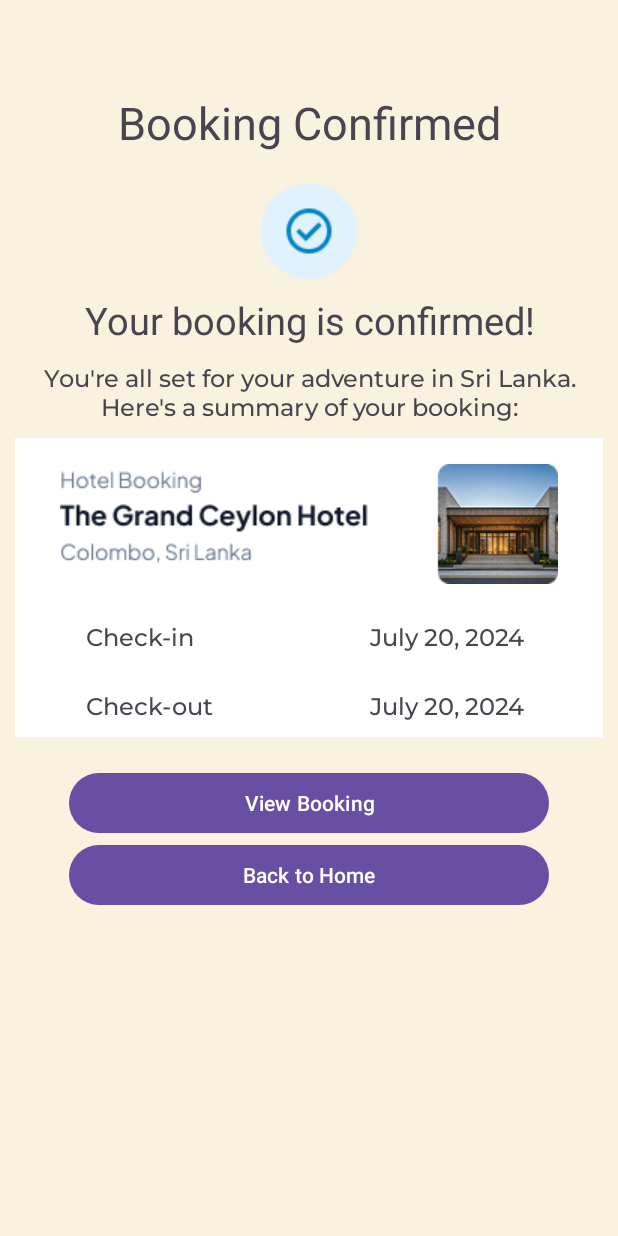
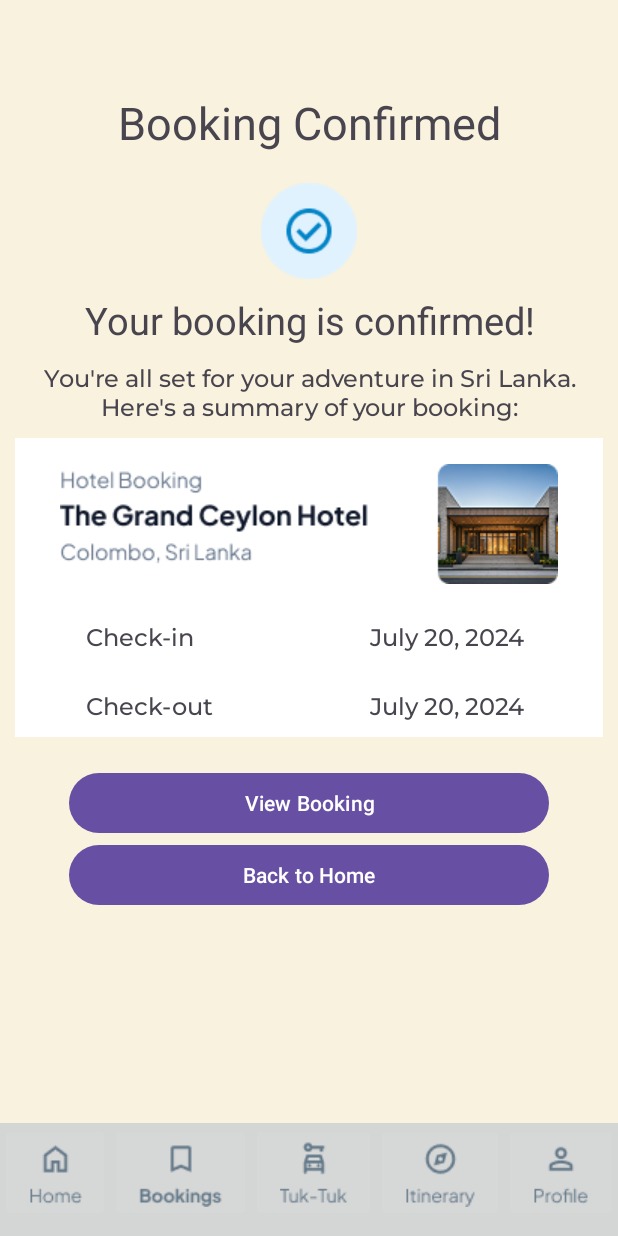
Before and after one commit to MadushanSasmitha/Voyasia, an Android app: the layout booking_confirmed.xml on its own in the app's theme, with its tools: preview values and no code run, on a phone screen of 412 x 824 dp. Run offline under Robolectric (Android 15) with nearby library versions, the phone set to English and light mode, and no system bars; Roboto replaces fonts that are not available here.

Commit message:
Initial Commit2

```diff
--- a/app/src/main/res/layout/booking_confirmed.xml
+++ b/app/src/main/res/layout/booking_confirmed.xml
@@ -58,4 +58,17 @@
 
         </LinearLayout>
     </ScrollView>
+
+    <FrameLayout
+        android:id="@+id/navigation_bar_container"
+        android:layout_width="match_parent"
+        android:layout_height="wrap_content"
+        app:layout_constraintBottom_toBottomOf="parent"
+        app:layout_constraintEnd_toEndOf="parent"
+        app:layout_constraintStart_toStartOf="parent">
+
+        <include layout="@layout/navigation_bar" />
+
+    </FrameLayout>
+
 </androidx.constraintlayout.widget.ConstraintLayout>
```
